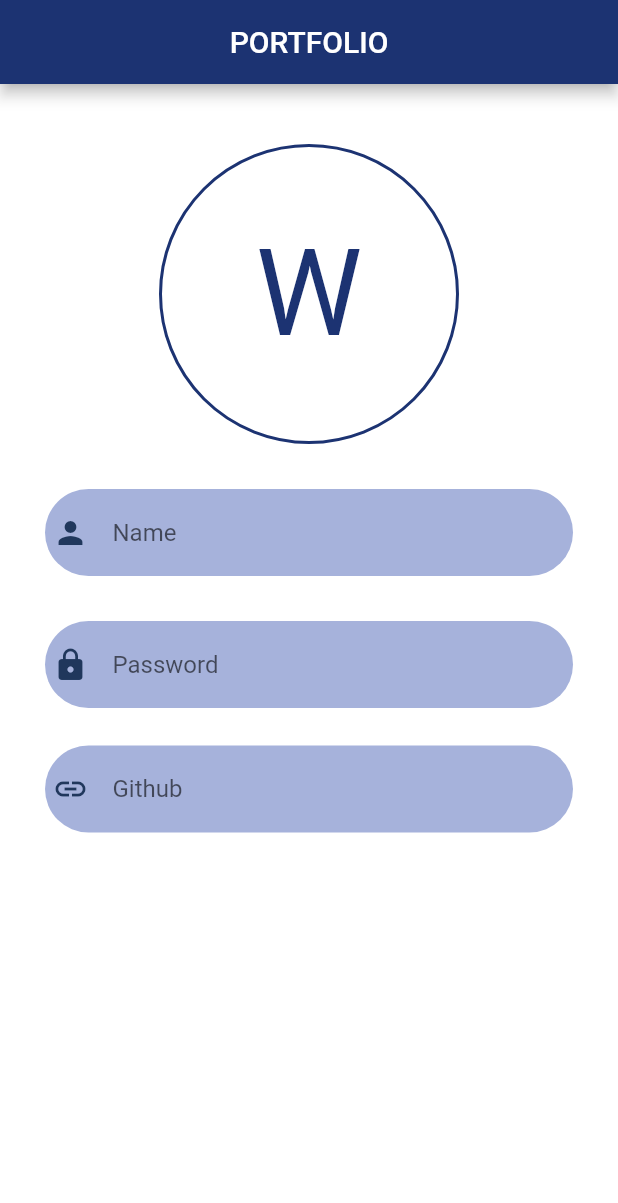
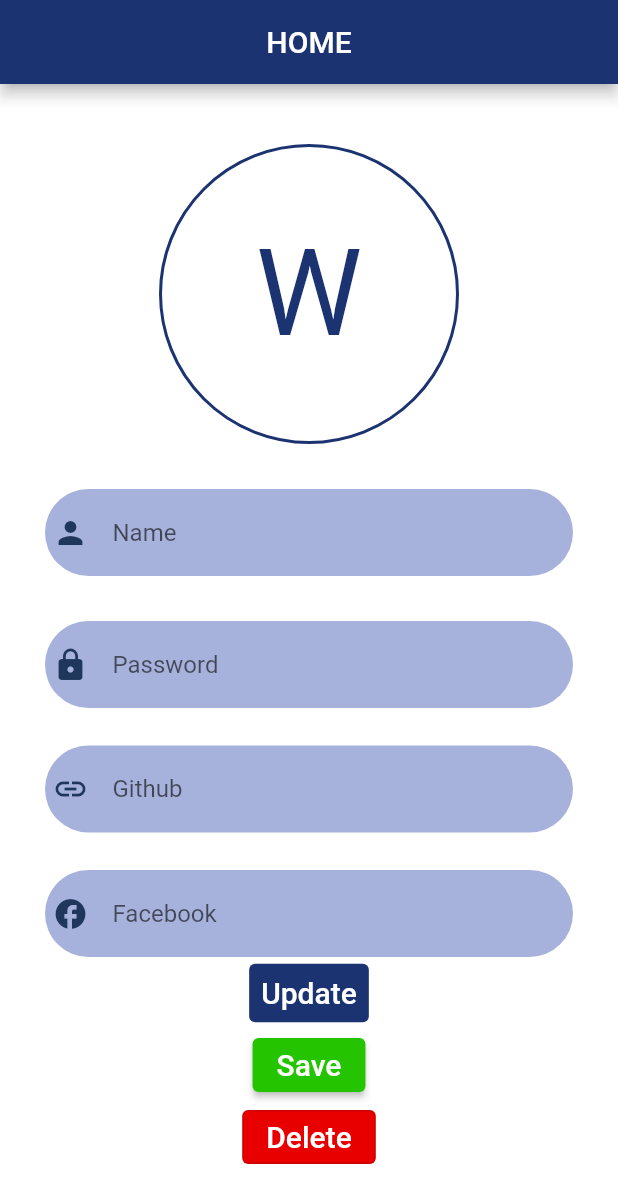
Before and after one commit to Williamsasante/first_flutterApp, a Flutter app: the screen it shows after launch, on a phone screen of 412 x 824 dp. Shown: the top 1203 px of the screen. Run offline on Flutter 3.47's test engine with Material 2 defaults, Android fonts, the phone set to English and light mode, and no system bars.

Commit message:
new commit

```diff
--- a/lib/main.dart
+++ b/lib/main.dart
@@ -10,6 +10,7 @@ class FirstApp extends StatelessWidget {
   @override
   Widget build(BuildContext context) {
     return MaterialApp(
+      debugShowCheckedModeBanner: false,
       title: 'Portfolio',
       home: Scaffold(
           backgroundColor: Color.fromARGB(255, 255, 255, 255),
@@ -17,7 +18,7 @@ class FirstApp extends StatelessWidget {
             backgroundColor: Color.fromARGB(255, 28, 51, 114),
             title: Align(
               alignment: Alignment.center,
-              child: Text("PORTFOLIO"),
+              child: Text("HOME"),
             ),
           ),
           body: Column(
@@ -96,6 +97,64 @@ class FirstApp extends StatelessWidget {
                   ),
                 ),
               ),
+              Container(
+                margin: EdgeInsets.only(left: 30, top: 25, right: 30),
+                decoration: BoxDecoration(
+                  color: Color.fromARGB(255, 166, 178, 219),
+                  borderRadius: BorderRadius.circular(50),
+                ),
+                child: Padding(
+                  padding: const EdgeInsets.all(5),
+                  child: TextField(
+                    decoration: InputDecoration(
+                        border: InputBorder.none,
+                        hintText: "Facebook",
+                        icon: Icon(Icons.facebook_sharp),
+                        iconColor: Color.fromARGB(255, 32, 55, 92)),
+                  ),
+                ),
+              ),
+              //Textbutton
+              TextButton(
+                style: ButtonStyle(
+                  foregroundColor: MaterialStateProperty.all(
+                      Color.fromARGB(255, 255, 255, 255)),
+                  backgroundColor: MaterialStateProperty.all(
+                      Color.fromARGB(255, 28, 51, 114)),
+                ),
+                onPressed: () {},
+                child: Text(
+                  "Update",
+                  style: TextStyle(fontSize: 20),
+                ),
+              ),
+
+              ElevatedButton(
+                style: ButtonStyle(
+                  foregroundColor: MaterialStateProperty.all(
+                      Color.fromARGB(255, 255, 255, 255)),
+                  backgroundColor: MaterialStateProperty.all(
+                      Color.fromARGB(255, 36, 197, 0)),
+                ),
+                onPressed: () {},
+                child: Text(
+                  "Save",
+                  style: TextStyle(fontSize: 20),
+                ),
+              ),
+              OutlinedButton(
+                style: ButtonStyle(
+                  foregroundColor: MaterialStateProperty.all(
+                      Color.fromARGB(255, 255, 255, 255)),
+                  backgroundColor:
+                      MaterialStateProperty.all(Color.fromARGB(255, 232, 0, 0)),
+                ),
+                onPressed: () {},
+                child: Text(
+                  "Delete",
+                  style: TextStyle(fontSize: 20),
+                ),
+              ),
             ],
           )),
     );
```
Also changed, not shown: 2 other files.
